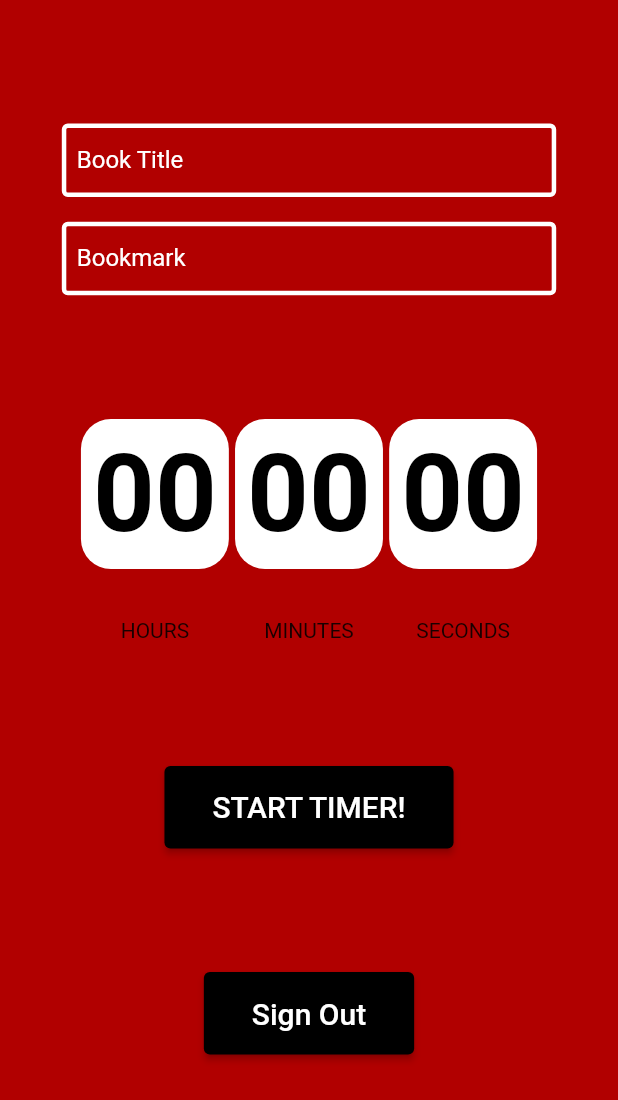
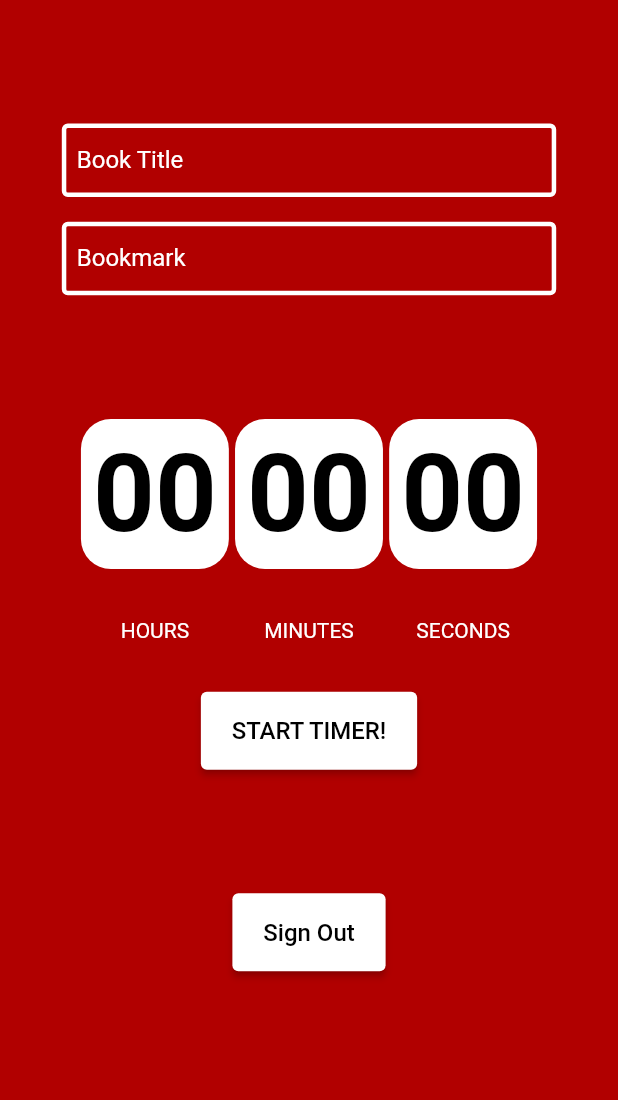
Before and after one commit to saussam18/SocSem-Flutter, a Flutter app: the ReadingTimerPage screen opened by its route, on a phone screen of 412 x 824 dp. Shown: the top 1100 px of the screen. Run offline on Flutter 3.47's test engine with Material 2 defaults, Android fonts, the phone set to English and light mode, and no system bars; our stand-ins replace cloud_firestore, firebase_auth, firebase_core, font_awesome_flutter, google_sign_in; missing offline and left inert: twitter_login; accounts and stored records are empty.

Commit message:
added more functionality. Have an issue though with data tracking

```diff
--- a/socsem_flutter/lib/pages/reading_timer_page.dart
+++ b/socsem_flutter/lib/pages/reading_timer_page.dart
@@ -78,6 +78,8 @@ class _ReadingTimerPageState extends State<ReadingTimerPage> {
     }).then((_) {
       print("YAY");
       stopTimer();
+      bookController.clear();
+      pageController.clear();
     });
   }
 
@@ -97,7 +99,7 @@ class _ReadingTimerPageState extends State<ReadingTimerPage> {
         buildInputBoxes(context, "Bookmark", pageController),
         SizedBox(height: size.height * 0.10),
         buildTime(context),
-        SizedBox(height: size.height * 0.10),
+        SizedBox(height: size.height * 0.04),
         buildButtons(context),
         SizedBox(height: size.height * 0.10),
         buildTempSignoput(context)
@@ -166,10 +168,13 @@ class _ReadingTimerPageState extends State<ReadingTimerPage> {
           child: Text(time,
               style: const TextStyle(
                   fontWeight: FontWeight.bold,
-                  color: Colors.black,
+                  color: Constants.BLACK,
                   fontSize: 72))),
       SizedBox(height: size.height * 0.04),
-      Text(header)
+      Text(
+        header,
+        style: const TextStyle(color: Constants.WHITE),
+      )
     ]);
   }
 
@@ -182,7 +187,7 @@ class _ReadingTimerPageState extends State<ReadingTimerPage> {
             mainAxisAlignment: MainAxisAlignment.center,
             children: [
               ButtonWidget(
-                text: isRunning ? 'STOP' : "RESUME",
+                text: isRunning ? 'Stop' : "Resume",
                 onClicked: () {
                   if (isRunning) {
                     stopTimer(resets: false);
@@ -191,18 +196,20 @@ class _ReadingTimerPageState extends State<ReadingTimerPage> {
                   }
                 },
               ),
-              const SizedBox(width: 12),
+              SizedBox(width: size.width * 0.02),
               ButtonWidget(
-                  text: 'SAVE',
+                  text: 'Save',
                   onClicked: () {
                     saveReadingSession();
-                  })
+                  }),
+              SizedBox(width: size.width * 0.02),
+              ButtonWidget(text: 'Cancel', onClicked: stopTimer),
             ],
           )
         : ButtonWidget(
             text: 'START TIMER!',
-            color: Colors.white,
-            backgroundColor: Colors.black,
+            color: Colors.black,
+            backgroundColor: Colors.white,
             onClicked: () {
               startTimer();
             });
--- a/socsem_flutter/lib/widgets/button_widget.dart
+++ b/socsem_flutter/lib/widgets/button_widget.dart
@@ -15,14 +15,18 @@ class ButtonWidget extends StatelessWidget {
       : super(key: key);
 
   @override
-  Widget build(BuildContext context) => ElevatedButton(
+  Widget build(BuildContext context) {
+    Size size = MediaQuery.of(context).size;
+    return ElevatedButton(
       style: ElevatedButton.styleFrom(
-            primary: backgroundColor ?? Colors.black,
-            padding: EdgeInsets.symmetric(horizontal: 32, vertical: 16)),
+          primary: backgroundColor ?? Colors.white,
+          padding: EdgeInsets.symmetric(
+              horizontal: size.width * .05, vertical: size.height * .02)),
       child: Text(
         text,
-          style: TextStyle(fontSize: 20, color: color ?? Colors.white),
+        style: TextStyle(fontSize: 16, color: color ?? Colors.black),
       ),
       onPressed: onClicked,
     );
   }
+}
```
Lines whose indentation alone changed are shown as unchanged.
